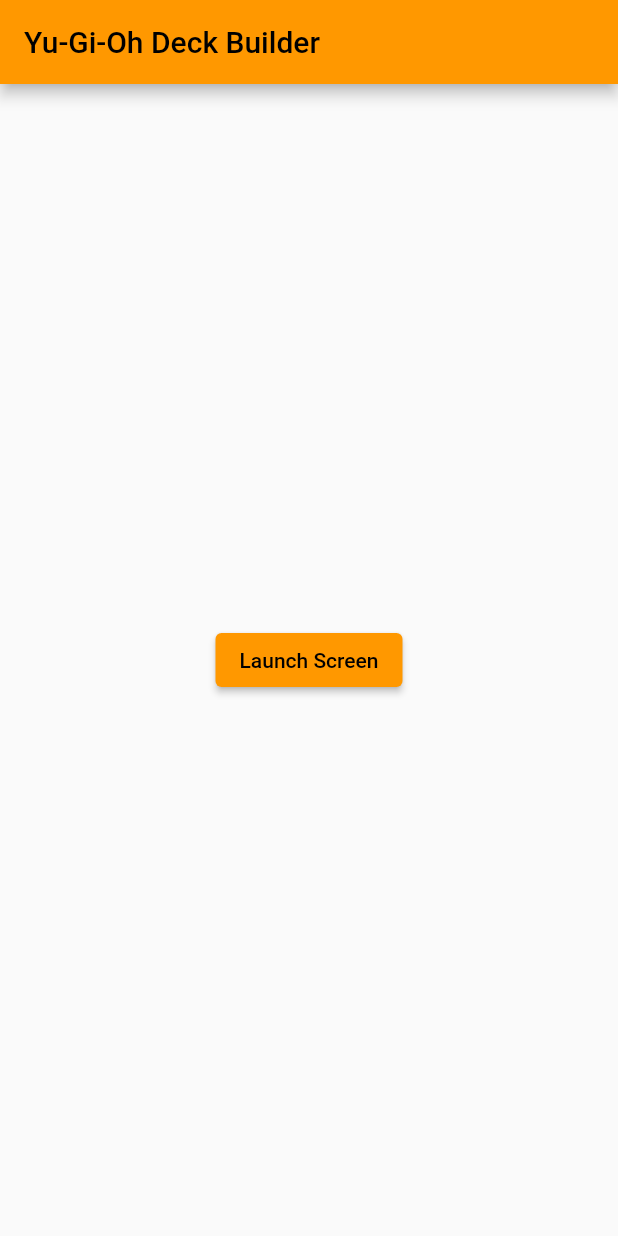
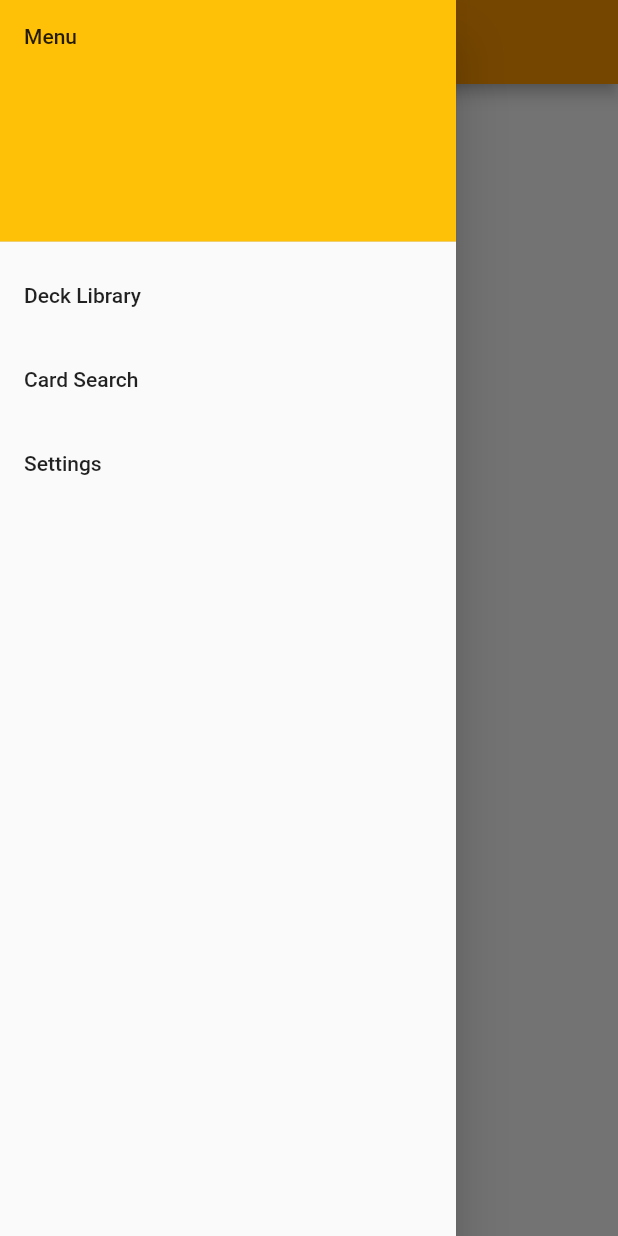
Before and after one commit to Oneleaon/yugioh_deck_sim, a Flutter app: the screen it shows after launch, with the side drawer open (before the commit the screen has no drawer), on a phone screen of 412 x 824 dp. Run offline on Flutter 3.47's test engine with Material 2 defaults, Android fonts, the light colour scheme and no system bars.

Commit message:
Renamed decks file to cards. Added a drawer to the home menu. Added blank webpages templates to be implemented.

```diff
--- a/lib/main.dart
+++ b/lib/main.dart
@@ -1,17 +1,19 @@
 import 'package:flutter/material.dart';
 
 import 'pages/home.dart';
-import 'pages/decks.dart';
+import 'pages/cards.dart';
+import 'pages/settings.dart';
 
 void main() {
   runApp(
     MaterialApp(
-      title: 'Named Routes Demo',
+      title: 'Yu-Gi-Oh Deck Builder',
       theme: ThemeData(primarySwatch: Colors.orange),
       initialRoute: '/',
       routes: {
         '/': (context) => const Home(),
-        '/decks': (context) => const Decks(),
+        '/cards': (context) => const Cards(),
+        '/settings': (context) => const Settings(),
       },
     ),
   );
--- a/lib/pages/decks.dart
+++ b/lib/pages/cards.dart
@@ -1,13 +1,13 @@
 import 'package:flutter/material.dart';
 
-class Decks extends StatelessWidget {
-  const Decks({super.key});
+class Cards extends StatelessWidget {
+  const Cards({super.key});
 
   @override
   Widget build(BuildContext context) {
     return Scaffold(
       appBar: AppBar(
-        title: const Text('Decks'),
+        title: const Text('Cards'),
       ),
       body: Center(
         child: ElevatedButton(
--- a/lib/pages/home.dart
+++ b/lib/pages/home.dart
@@ -6,16 +6,43 @@
   @override
   Widget build(BuildContext context) {
     return Scaffold(
-      appBar: AppBar(
-        title: const Text('Yu-Gi-Oh Deck Builder'),
-      ),
+      appBar: AppBar(title: const Text('Deck Library')),
       body: Center(
           child: ElevatedButton(
               onPressed: () {
                 //Nav to second screen
-                Navigator.pushNamed(context, '/decks');
+                Navigator.pushNamed(context, '/cards');
               },
               child: const Text('Launch Screen'))),
+      drawer: Drawer(
+          child: ListView(padding: EdgeInsets.zero, children: [
+        const DrawerHeader(
+          decoration: BoxDecoration(color: Colors.amber),
+          child: Text('Menu'),
+        ),
+        ListTile(
+          title: const Text('Deck Library'),
+          onTap: () {
+            // Current
+            // Close Drawer
+            Navigator.pop(context);
+          },
+        ),
+        ListTile(
+            title: const Text("Card Search"),
+            onTap: () {
+              // Go to page
+              // Close Drawer
+              Navigator.pop(context);
+            }),
+        ListTile(
+            title: const Text("Settings"),
+            onTap: () {
+              // Go to page
+              // Close Drawer
+              Navigator.pop(context);
+            })
+      ])),
     );
   }
 }
--- /dev/null
+++ b/lib/pages/settings.dart
@@ -0,0 +1,23 @@
+import 'package:flutter/material.dart';
+
+class Settings extends StatelessWidget {
+  const Settings({super.key});
+
+  @override
+  Widget build(BuildContext context) {
+    return Scaffold(
+      appBar: AppBar(
+        title: const Text('Settings'),
+      ),
+      body: Center(
+        child: ElevatedButton(
+          onPressed: () {
+            // Navigate back to first screen when tapped.
+            Navigator.pop(context);
+          },
+          child: const Text('Go back!'),
+        ),
+      ),
+    );
+  }
+}
```
